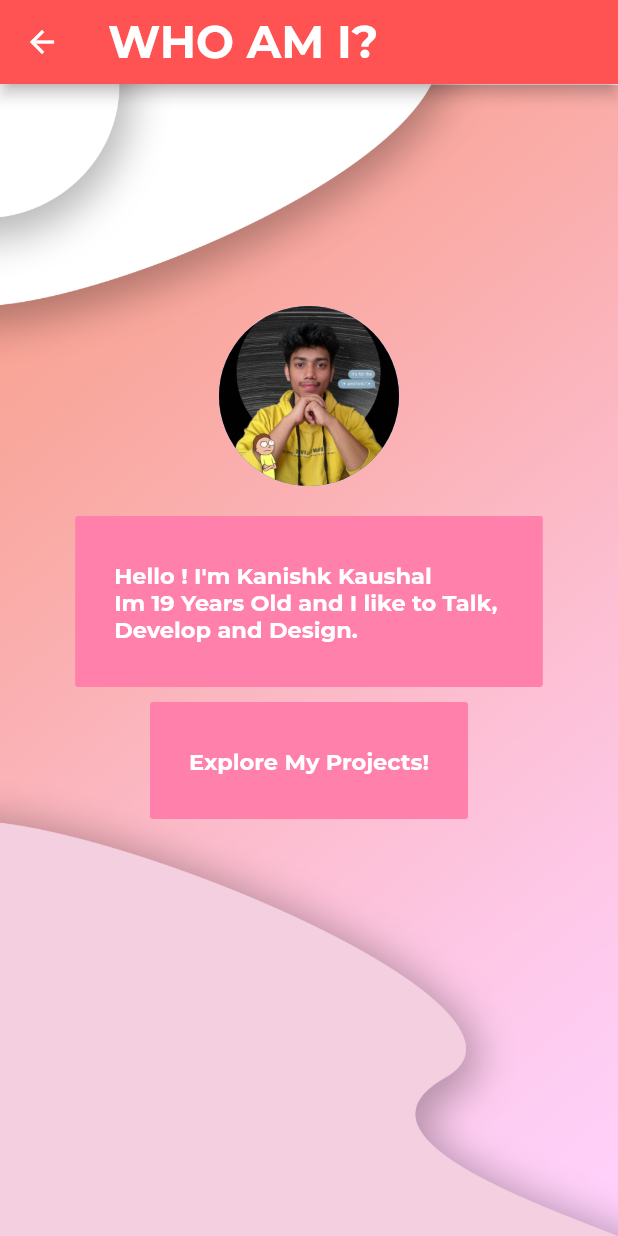
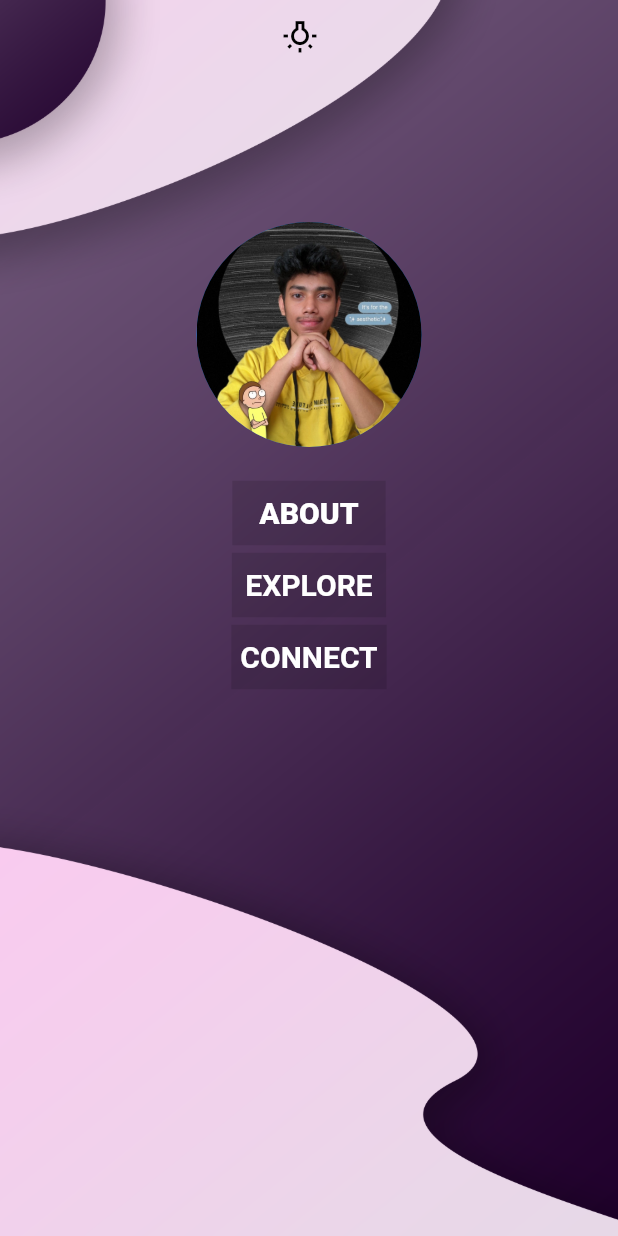
Before and after one commit to kanishkkaushal/Dicover_Kanishk, a Flutter app: the sndpage screen opened by its route, on a phone screen of 412 x 824 dp. Run offline on Flutter 3.47's test engine with Material 2 defaults, Android fonts, the phone set to English and light mode, and no system bars; our stand-ins replace flutter_swiper; Roboto replaces fonts that are missing (Avenir).

Commit message:
Update 2

```diff
--- a/lib/Pages/2ndpage.dart
+++ b/lib/Pages/2ndpage.dart
@@ -5,23 +5,12 @@ class sndpage extends StatefulWidget {
 }
 
 class _sndpageState extends State<sndpage> {
-  var bg = 'images/2ndpage.png';
+  var bg = 'images/Page2.1.png';
   @override
   Widget build(BuildContext context) {
     return Scaffold(
-      appBar: AppBar(
-        backgroundColor: Colors.redAccent,
-        title: Text(
-          'WHO AM I?',
-          style: TextStyle(
-              fontFamily: 'Montserrat',
-              fontSize: 30,
-              fontWeight: FontWeight.bold,
-              color: Colors.white
-          ),
-        ),
-      ),
-      body: Center(
+      body: SafeArea(
+        child: Center(
           child: Container(
             constraints: BoxConstraints.expand(),
             decoration: BoxDecoration(
@@ -43,7 +32,7 @@ class _sndpageState extends State<sndpage> {
                     });
                   },
                   icon: Icon(Icons.wb_incandescent_outlined,
-                  color: Colors.white,),
+                    color: Colors.black,),
                   label: Text(''),
                 ),
                 SizedBox(height: 100,),
@@ -52,40 +41,58 @@ class _sndpageState extends State<sndpage> {
                   children:<Widget>[
                     CircleAvatar(
                       backgroundImage: AssetImage('images/me.jpeg'),
-                    radius: 60,
+                      radius: 75,
                     ),
                     SizedBox(height: 20,),
                     FlatButton(
                       onPressed: () {
+                        Navigator.pushNamed(context, '/abtpage');
+                      },
+                      splashColor: Colors.black,
+                      child: Container(
+                        padding: EdgeInsets.fromLTRB(18, 10, 18, 10),
+                        color: Colors.black12,
+                        child: Text("ABOUT",
+                          style: TextStyle(
+                            fontFamily: 'Avenir',
+                            fontSize: 20,
+                            color: Colors.white,
+                            fontWeight: FontWeight.w900,
+                          ),
+                          textAlign: TextAlign.left,
+                          ),
+                        ),
+                      ),
+                    FlatButton(
+                      onPressed: () {
                         Navigator.pushNamed(context, '/4thpage');
                       },
-                    splashColor: Colors.blueAccent,
-                    color: Colors.pinkAccent[100],
+                      splashColor: Colors.black,
                       child: Container(
-                      padding: EdgeInsets.fromLTRB(10, 30, 10, 30),
-                      child: Text("Hello ! I'm Kanishk Kaushal \nIm 19 Years Old and I like to Talk, \nDevelop and Design.",
+                        padding: EdgeInsets.fromLTRB(9, 10,9, 10),
+                        color: Colors.black12,
+                        child: Text("EXPLORE",
                           style: TextStyle(
-                          fontFamily: 'Montserrat',
-                          fontSize: 15,
+                            fontFamily: 'Avenir',
+                            fontSize: 20,
                             fontWeight: FontWeight.bold,
                             color: Colors.white,
                           ),
                         ),
                       ),
                     ),
-                  SizedBox(height: 10,),
                     FlatButton(
                       onPressed: () {
-                      Navigator.pushNamed(context, '/4thpage');
+                        Navigator.pushNamed(context, '/cntpage');
                       },
-                    splashColor: Colors.blueAccent,
-                    color: Colors.pinkAccent[100],
+                      splashColor: Colors.black,
                       child: Container(
-                      padding: EdgeInsets.fromLTRB(10, 30, 10, 30),
-                      child: Text("Explore My Projects!",
+                        padding: EdgeInsets.fromLTRB(6, 10, 6, 10),
+                        color: Colors.black12,
+                        child: Text("CONNECT",
                           style: TextStyle(
-                          fontFamily: 'Montserrat',
-                          fontSize: 15,
+                            fontFamily: 'Avenir',
+                            fontSize: 20,
                             fontWeight: FontWeight.bold,
                             color: Colors.white,
                           ),
@@ -98,6 +105,7 @@ class _sndpageState extends State<sndpage> {
             ),
           ),
         ),
+      ),
     );
   }
 }
--- a/lib/main.dart
+++ b/lib/main.dart
@@ -2,6 +2,9 @@ import 'package:flutter/material.dart';
 import 'Pages/2ndpage.dart';
 import 'Pages/3rdpage.dart';
 import 'Pages/home.dart';
+import 'Pages/explore.dart';
+import 'Pages/About.dart';
+import 'Pages/Connect.dart';
 void main() {
   runApp(MaterialApp(
     initialRoute: '/home',
@@ -9,7 +12,9 @@ void main() {
       '/home':(context) => home(),
       '/2ndpage':(context) => sndpage(),
       '/3rdpage':(context) => trdpage(),
-
+      '/4thpage':(context) => frthpage(),
+      '/abtpage':(context) => About(),
+      '/cntpage':(context) => Connect(),
     },
   ));
 
```
Also changed, not shown: lib/Pages/3rdpage.dart (+32 -8 lines), lib/Pages/constants.dart (added, +11 -0 lines), lib/Pages/data.dart (added, +70 -0 lines), lib/Pages/detail_page.dart (added, +99 -0 lines), lib/Pages/explore.dart (added, +177 -0 lines), lib/Pages/home.dart (+6 -16 lines), pubspec.yaml (+10 -6 lines), images/ARTEIRA.png (added), images/COMINGSOON.png (added), images/Page2.1.png, images/Page3.1.png (added), images/Page3.png (added), images/cuberunner.png (added), images/explore.1.png (added), 4 more files, 2 other files. Lines whose indentation alone changed are shown as unchanged.
